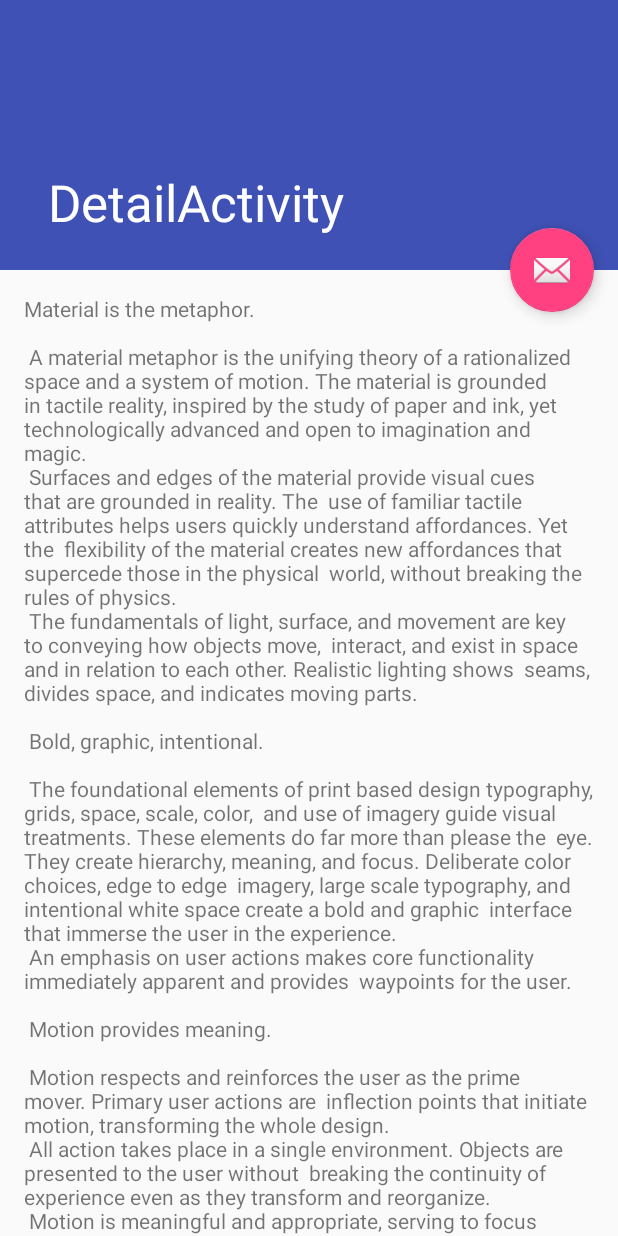
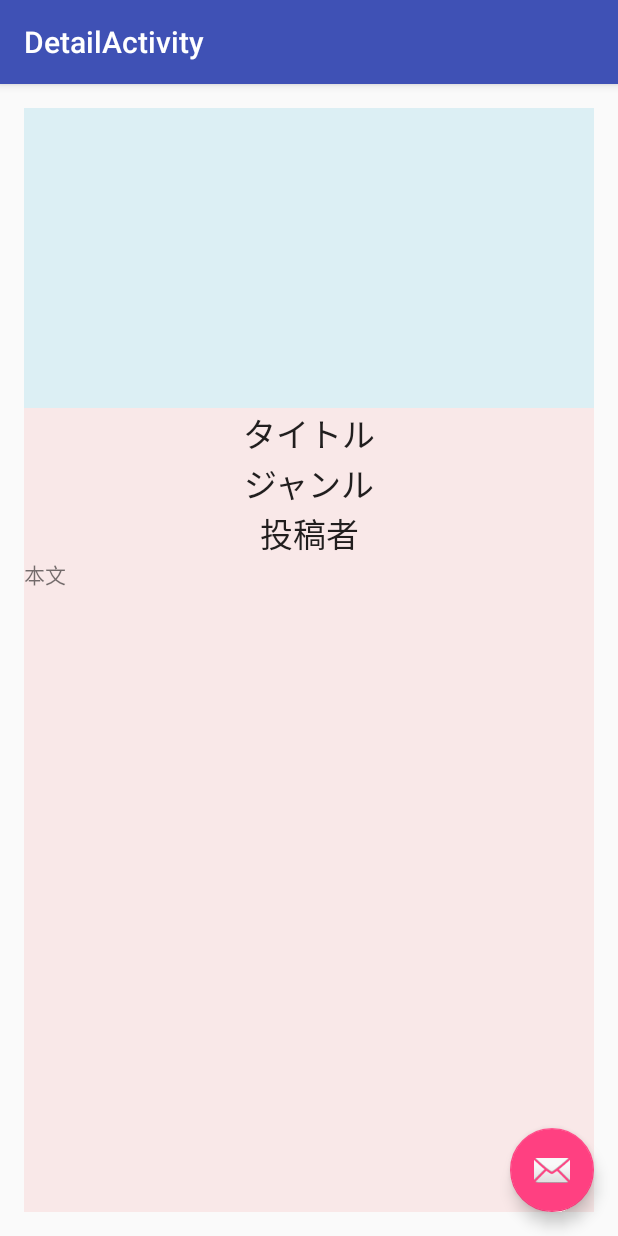
Before and after one commit to acque2two/spajam2016-familycoin-app, an Android app: the DetailActivity screen opened directly, with no data from a screen before it, on a phone screen of 412 x 824 dp. Run offline under Robolectric (Android 15) with nearby library versions, the light colour scheme and no system bars.

Commit message:
Update DetailAct

```diff
--- a/app/src/main/AndroidManifest.xml
+++ b/app/src/main/AndroidManifest.xml
@@ -28,14 +28,14 @@
             android:label="@string/title_activity_detail"
             android:theme="@style/AppTheme.NoActionBar" />
         <activity
-            android:windowSoftInputMode="adjustResize"
             android:name=".PostActivity"
             android:label="@string/title_activity_post"
-            android:theme="@style/AppTheme.NoActionBar" />
+            android:theme="@style/AppTheme.NoActionBar"
+            android:windowSoftInputMode="adjustResize" />
         <activity
             android:name=".TopActivity"
             android:label="@string/title_activity_top"
-            android:theme="@style/AppTheme.NoActionBar"></activity>
+            android:theme="@style/AppTheme.NoActionBar" />
     </application>
 
 </manifest>
--- a/app/src/main/java/rainbow_rider/kirin/a0606/DetailActivity.java
+++ b/app/src/main/java/rainbow_rider/kirin/a0606/DetailActivity.java
@@ -25,4 +25,5 @@ public class DetailActivity extends AppCompatActivity {
             }
         });
     }
+
 }
--- a/app/src/main/res/layout/activity_detail.xml
+++ b/app/src/main/res/layout/activity_detail.xml
@@ -8,28 +8,17 @@
     tools:context="rainbow_rider.kirin.a0606.DetailActivity">
 
     <android.support.design.widget.AppBarLayout
-        android:id="@+id/app_bar"
         android:layout_width="match_parent"
-        android:layout_height="@dimen/app_bar_height"
-        android:fitsSystemWindows="true"
+        android:layout_height="wrap_content"
         android:theme="@style/AppTheme.AppBarOverlay">
 
-        <android.support.design.widget.CollapsingToolbarLayout
-            android:id="@+id/toolbar_layout"
+        <android.support.v7.widget.Toolbar
+            android:id="@+id/toolbar"
             android:layout_width="match_parent"
-            android:layout_height="match_parent"
-            android:fitsSystemWindows="true"
-            app:contentScrim="?attr/colorPrimary"
-            app:layout_scrollFlags="scroll|exitUntilCollapsed">
+            android:layout_height="?attr/actionBarSize"
+            android:background="?attr/colorPrimary"
+            app:popupTheme="@style/AppTheme.PopupOverlay" />
 
-            <android.support.v7.widget.Toolbar
-                android:id="@+id/toolbar"
-                android:layout_width="match_parent"
-                android:layout_height="?attr/actionBarSize"
-                app:layout_collapseMode="pin"
-                app:popupTheme="@style/AppTheme.PopupOverlay" />
-
-        </android.support.design.widget.CollapsingToolbarLayout>
     </android.support.design.widget.AppBarLayout>
 
     <include layout="@layout/content_detail" />
@@ -38,9 +27,8 @@
         android:id="@+id/fab"
         android:layout_width="wrap_content"
         android:layout_height="wrap_content"
+        android:layout_gravity="bottom|end"
         android:layout_margin="@dimen/fab_margin"
-        android:src="@android:drawable/ic_dialog_email"
-        app:layout_anchor="@id/app_bar"
-        app:layout_anchorGravity="bottom|end" />
+        android:src="@android:drawable/ic_dialog_email" />
 
 </android.support.design.widget.CoordinatorLayout>
--- a/app/src/main/res/layout/content_detail.xml
+++ b/app/src/main/res/layout/content_detail.xml
@@ -1,17 +1,71 @@
 <?xml version="1.0" encoding="utf-8"?>
-<android.support.v4.widget.NestedScrollView xmlns:android="http://schemas.android.com/apk/res/android"
+<RelativeLayout xmlns:android="http://schemas.android.com/apk/res/android"
     xmlns:app="http://schemas.android.com/apk/res-auto"
     xmlns:tools="http://schemas.android.com/tools"
     android:layout_width="match_parent"
     android:layout_height="match_parent"
+    android:paddingBottom="@dimen/activity_vertical_margin"
+    android:paddingLeft="@dimen/activity_horizontal_margin"
+    android:paddingRight="@dimen/activity_horizontal_margin"
+    android:paddingTop="@dimen/activity_vertical_margin"
     app:layout_behavior="@string/appbar_scrolling_view_behavior"
     tools:context="rainbow_rider.kirin.a0606.DetailActivity"
     tools:showIn="@layout/activity_detail">
 
-    <TextView
-        android:layout_width="wrap_content"
-        android:layout_height="wrap_content"
-        android:layout_margin="@dimen/text_margin"
-        android:text="@string/large_text" />
+    <LinearLayout
+        android:orientation="vertical"
+        android:layout_width="match_parent"
+        android:layout_height="match_parent"
+        android:background="#41f1b1b1" >
 
-</android.support.v4.widget.NestedScrollView>
+        <FrameLayout
+            android:layout_width="match_parent"
+            android:layout_height="200dp"
+            android:background="#8dc6f6ff" >
+
+            <ImageView
+                android:layout_width="match_parent"
+                android:layout_height="match_parent"
+                android:id="@+id/detail_imageVew" />
+
+        </FrameLayout>
+
+        <TextView
+            android:layout_width="match_parent"
+            android:layout_height="wrap_content"
+            android:textAppearance="?android:attr/textAppearanceLarge"
+            android:text="タイトル"
+            android:id="@+id/detail_title_textView"
+            android:gravity="center_horizontal" />
+
+        <TextView
+            android:layout_width="match_parent"
+            android:layout_height="wrap_content"
+            android:textAppearance="?android:attr/textAppearanceLarge"
+            android:text="ジャンル"
+            android:id="@+id/detail_genre_textView"
+            android:gravity="center_horizontal" />
+
+        <TextView
+            android:layout_width="match_parent"
+            android:layout_height="wrap_content"
+            android:textAppearance="?android:attr/textAppearanceLarge"
+            android:text="投稿者"
+            android:id="@+id/detail_sender_textView"
+            android:gravity="center_horizontal" />
+
+        <ScrollView
+            android:layout_width="match_parent"
+            android:layout_height="match_parent"
+            android:id="@+id/scrollView" >
+
+            <TextView
+                android:layout_width="match_parent"
+                android:layout_height="match_parent"
+                android:text="本文"
+                android:id="@+id/detail_main_textView" />
+        </ScrollView>
+
+    </LinearLayout>
+
+</RelativeLayout>
```
Also changed, not shown: 1 other file.
